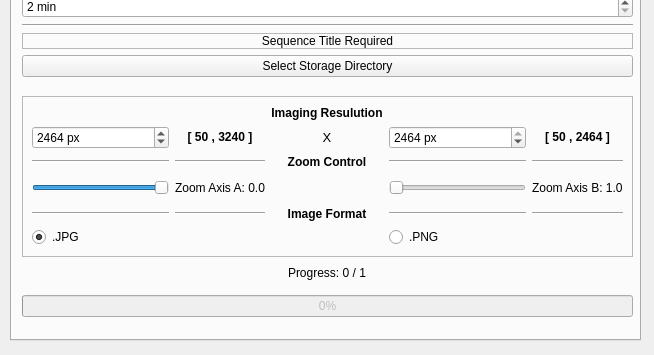
Old version of the form _ui/Clinostat.ui in the repository CoCl-Jerry/SciSpin_Max_Dev; both pictures show x 0 to 654 and y 220 to 575 of the 1024 by 575 pixel window.
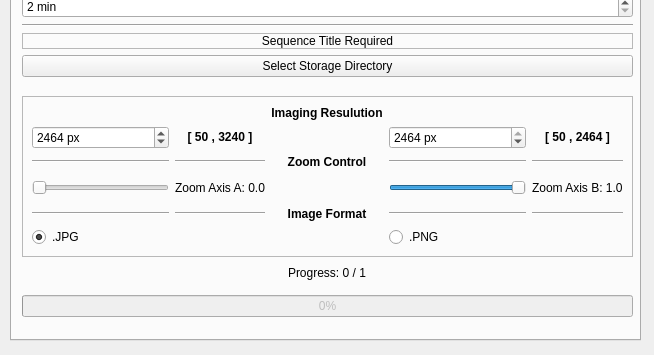
New version of the form. The open tabs and pages were chosen to show the change. Icons and pictures are not drawn.

```diff
--- a/_ui/Clinostat.ui
+++ b/_ui/Clinostat.ui
@@ -1328,41 +1328,6 @@
          </property>
         </widget>
        </item>
-       <item row="3" column="0">
-        <widget class="QSlider" name="yAxis_horizontalSlider">
-         <property name="toolTip">
-          <string>Zoom controls, snapshot is taken when released, useful during focusing</string>
-         </property>
-         <property name="minimum">
-          <number>1</number>
-         </property>
-         <property name="maximum">
-          <number>100</number>
-         </property>
-         <property name="value">
-          <number>100</number>
-         </property>
-         <property name="orientation">
-          <enum>Qt::Horizontal</enum>
-         </property>
-         <property name="invertedAppearance">
-          <bool>false</bool>
-         </property>
-         <property name="invertedControls">
-          <bool>false</bool>
-         </property>
-         <property name="tickPosition">
-          <enum>QSlider::NoTicks</enum>
-         </property>
-        </widget>
-       </item>
-       <item row="1" column="2">
-        <widget class="QLabel" name="CoreCtr_label_5">
-         <property name="text">
-          <string>&lt;html&gt;&lt;head/&gt;&lt;body&gt;&lt;p align=&quot;center&quot;&gt;&lt;span style=&quot; font-size:10pt;&quot;&gt;X&lt;/span&gt;&lt;/p&gt;&lt;/body&gt;&lt;/html&gt;</string>
-         </property>
-        </widget>
-       </item>
        <item row="1" column="4">
         <widget class="QLabel" name="label_3">
          <property name="text">
@@ -1373,22 +1338,6 @@
          </property>
         </widget>
        </item>
-       <item row="3" column="3">
-        <widget class="QSlider" name="xAxis_horizontalSlider">
-         <property name="toolTip">
-          <string>Zoom controls, snapshot is taken when released, useful during focusing</string>
-         </property>
-         <property name="maximum">
-          <number>100</number>
-         </property>
-         <property name="orientation">
-          <enum>Qt::Horizontal</enum>
-         </property>
-         <property name="tickPosition">
-          <enum>QSlider::NoTicks</enum>
-         </property>
-        </widget>
-       </item>
        <item row="1" column="1">
         <widget class="QLabel" name="label_2">
          <property name="text">
@@ -1518,6 +1467,50 @@
          </property>
         </widget>
        </item>
+       <item row="3" column="0">
+        <widget class="QSlider" name="xAxis_horizontalSlider">
+         <property name="toolTip">
+          <string>Zoom controls, snapshot is taken when released, useful during focusing</string>
+         </property>
+         <property name="maximum">
+          <number>100</number>
+         </property>
+         <property name="orientation">
+          <enum>Qt::Horizontal</enum>
+         </property>
+         <property name="tickPosition">
+          <enum>QSlider::NoTicks</enum>
+         </property>
+        </widget>
+       </item>
+       <item row="3" column="3">
+        <widget class="QSlider" name="yAxis_horizontalSlider">
+         <property name="toolTip">
+          <string>Zoom controls, snapshot is taken when released, useful during focusing</string>
+         </property>
+         <property name="minimum">
+          <number>1</number>
+         </property>
+         <property name="maximum">
+          <number>100</number>
+         </property>
+         <property name="value">
+          <number>100</number>
+         </property>
+         <property name="orientation">
+          <enum>Qt::Horizontal</enum>
+         </property>
+         <property name="invertedAppearance">
+          <bool>false</bool>
+         </property>
+         <property name="invertedControls">
+          <bool>false</bool>
+         </property>
+         <property name="tickPosition">
+          <enum>QSlider::NoTicks</enum>
+         </property>
+        </widget>
+       </item>
       </layout>
      </widget>
     </widget>
```
Left out of the diff: 4 changed lines with no effect on the pictures.
